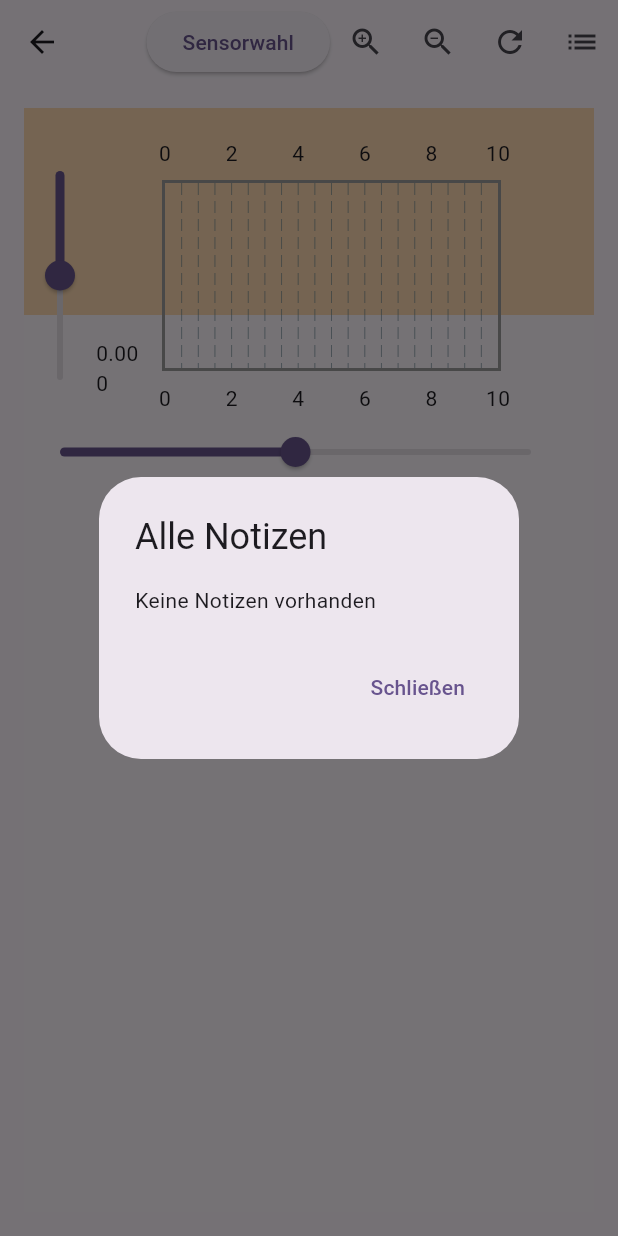
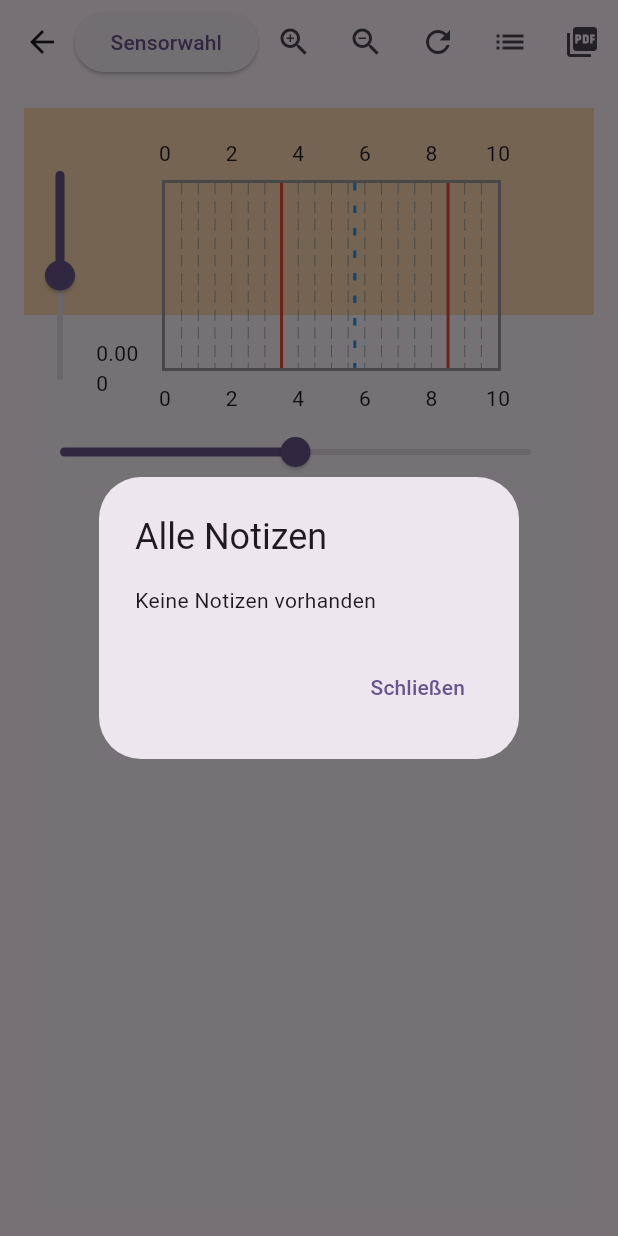
Before and after one commit to jshProgrammer/sensorvisualization, a Flutter app: the ChartPage screen opened directly with empty values, after a tap on the "list" icon, on a phone screen of 412 x 824 dp. Run offline on Flutter 3.47's test engine with Material 3 defaults, Android fonts, the phone set to English and light mode, and no system bars; drawn by our look-alikes of fl_chart; our stand-ins replace pretty_qr_code, sensors_plus; missing offline and left inert: mobile_scanner, network_info_plus.

Commit message:
App Icon, PDF Export and Idea for new visualisation regarding notes

```diff
--- a/lib/data/services/SensorData.dart
+++ b/lib/data/services/SensorData.dart
@@ -116,6 +116,29 @@ class Sensordata {
             },
           ),
         ),
+        extraLinesData: ExtraLinesData(
+          verticalLines: [
+            VerticalLine(
+              x: 5.7,
+              color: Colors.blue,
+              strokeWidth: 2,
+              dashArray: [5, 10],
+              label: VerticalLineLabel(
+                show: true,
+                alignment: Alignment.bottomRight,
+                padding: const EdgeInsets.only(left: 5, bottom: 5),
+                style: const TextStyle(
+                  fontSize: 9,
+                  fontWeight: FontWeight.bold,
+                ),
+                direction: LabelDirection.vertical,
+                labelResolver: (line) => 'V: ${line.x}',
+              ),
+            ),
+            VerticalLine(x: 8.5, color: Colors.red),
+            VerticalLine(x: 3.5, color: Colors.red),
+          ],
+        ),
       ),
     );
   }
--- a/lib/presentation/widgets/ChartPage.dart
+++ b/lib/presentation/widgets/ChartPage.dart
@@ -3,6 +3,7 @@ import 'dart:async';
 import 'package:fl_chart/fl_chart.dart';
 import 'package:flutter/material.dart';
 import 'package:sensorvisualization/data/models/MultiselectDialogItem.dart';
+import 'package:sensorvisualization/data/services/ChartExporter.dart';
 
 import 'package:sensorvisualization/data/services/ConnectionToSender.dart';
 import 'package:sensorvisualization/data/services/SampleData.dart';
@@ -11,6 +12,7 @@ import 'package:sensorvisualization/presentation/widgets/MultiSelectDialogWidget
 import '../../data/models/ChartConfig.dart';
 import '../../data/services/BackgroundColorPainter.dart';
 import '../../data/models/ColorSettings.dart';
+import 'package:sensorvisualization/data/services/ChartExporter.dart';
 
 class ChartPage extends StatefulWidget {
   final ChartConfig chartConfig;
@@ -245,6 +247,14 @@ class _ChartPageState extends State<ChartPage> {
         onPressed: _showAllNotes,
         tooltip: 'Alle Notizen anzeigen',
       ),
+      IconButton(
+        icon: const Icon(Icons.picture_as_pdf),
+        onPressed: () {
+          final exporter = ChartExporter(_chartKey);
+          exporter.exportToPDF("Diagramm_Export");
+        },
+        tooltip: 'Diagramm als PDF exportieren',
+      ),
     ];
   }
 
```
Also changed, not shown: lib/data/services/ChartExporter.dart (added, +85 -0 lines), pubspec.yaml (+14 -0 lines), visuals/Projekt_Libelle_Icon.png (added).
